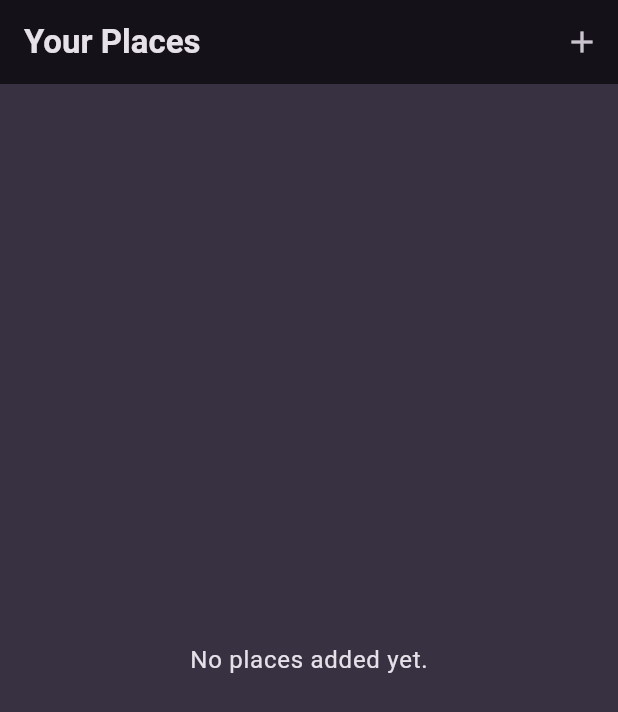
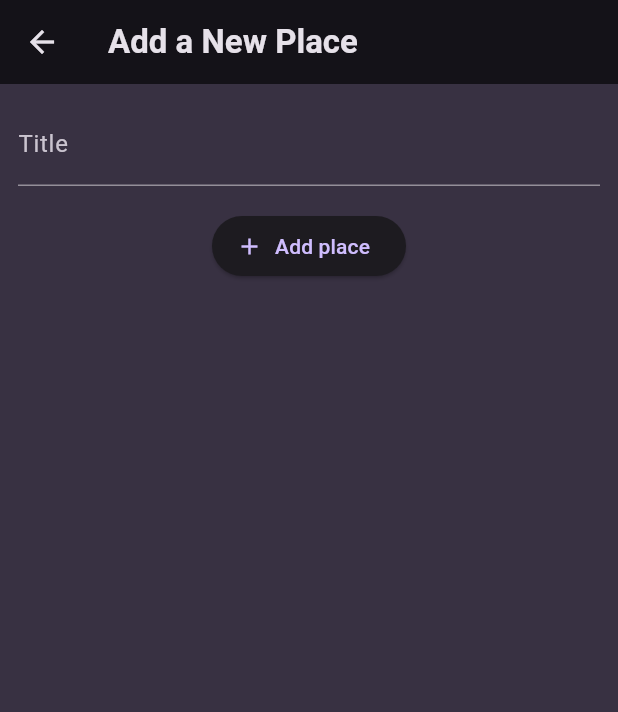
Before and after one commit to dani-edo/favorite_places, a Flutter app: the screen it shows after launch, after a tap on the "add" icon, on a phone screen of 412 x 824 dp. Shown: the top 712 px of the screen. Run offline on Flutter 3.47's test engine with Material 3 defaults, Android fonts, the phone set to English and light mode, and no system bars; our stand-ins replace google_fonts.

Commit message:
add place screen slicing and integration

```diff
--- /dev/null
+++ b/lib/screens/add_place.dart
@@ -0,0 +1,49 @@
+import 'package:flutter/material.dart';
+
+class AddPlaceScreen extends StatefulWidget {
+  const AddPlaceScreen({Key? key}) : super(key: key);
+
+  @override
+  _AddPlaceScreenState createState() => _AddPlaceScreenState();
+}
+
+class _AddPlaceScreenState extends State<AddPlaceScreen> {
+  final _titleController = TextEditingController();
+
+  @override
+  void dispose() {
+    _titleController.dispose();
+    super.dispose();
+  }
+
+  @override
+  Widget build(BuildContext context) {
+    return Scaffold(
+      appBar: AppBar(
+        title: const Text('Add a New Place'),
+      ),
+      body: SingleChildScrollView(
+        padding: const EdgeInsets.all(12),
+        child: Column(
+          children: [
+            TextField(
+              decoration: const InputDecoration(
+                labelText: 'Title',
+              ),
+              controller: _titleController,
+              style: TextStyle(
+                color: Theme.of(context).colorScheme.onBackground,
+              ),
+            ),
+            const SizedBox(height: 16),
+            ElevatedButton.icon(
+              onPressed: () {},
+              icon: const Icon(Icons.add),
+              label: const Text('Add place'),
+            )
+          ],
+        ),
+      ),
+    );
+  }
+}
--- a/lib/screens/places.dart
+++ b/lib/screens/places.dart
@@ -1,3 +1,4 @@
+import 'package:favorite_places/screens/add_place.dart';
 import 'package:favorite_places/widgets/places_list.dart';
 import 'package:flutter/material.dart';
 
@@ -11,7 +12,11 @@ class PlacesScreen extends StatelessWidget {
         title: const Text('Your Places'),
         actions: [
           IconButton(
-            onPressed: () {},
+            onPressed: () {
+              Navigator.of(context).push(MaterialPageRoute(
+                builder: (context) => const AddPlaceScreen(),
+              ));
+            },
             icon: const Icon(Icons.add),
           ),
         ],
```
